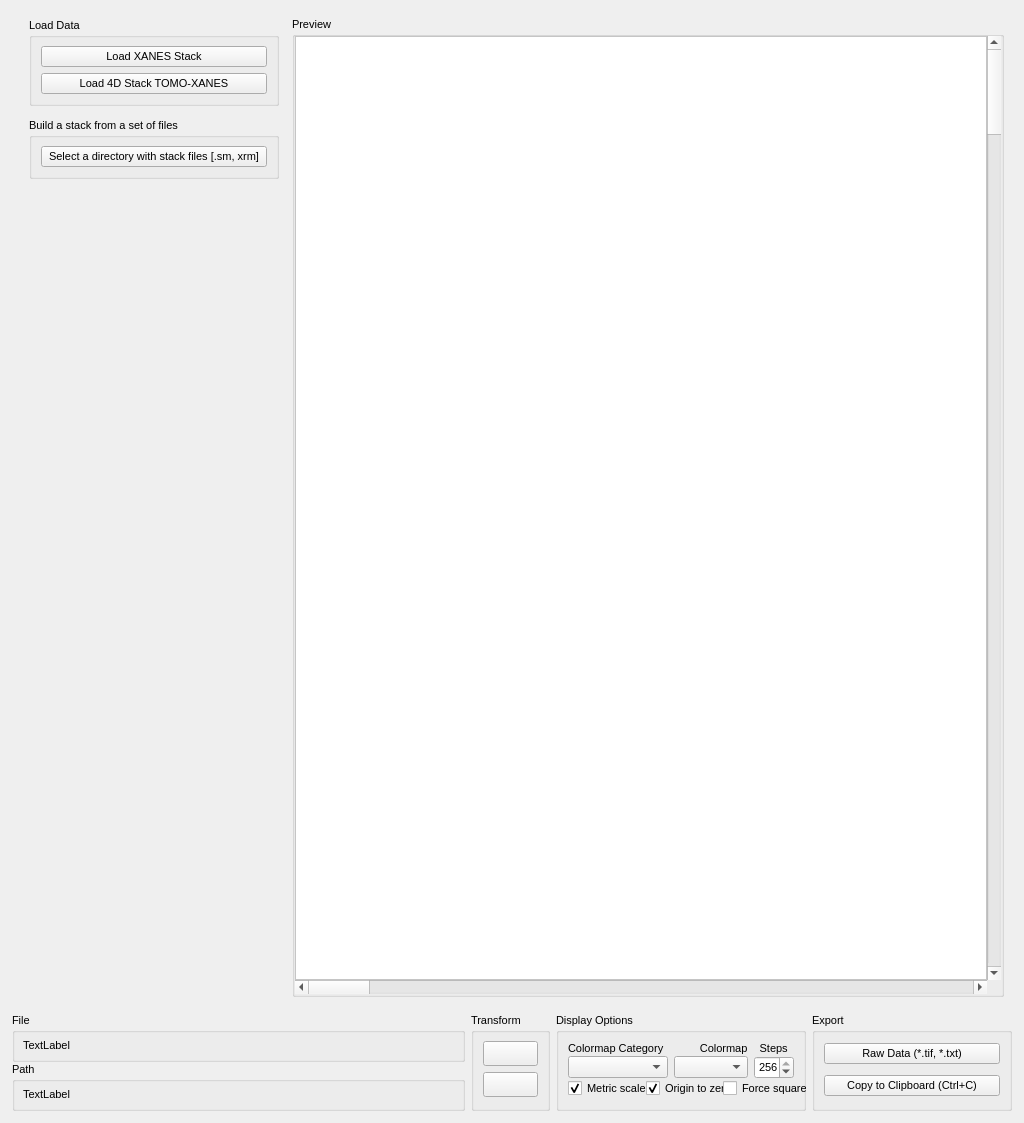
First picture: the form in mantis_xray/pageloaddata.ui, repository mlerotic/spectromicroscopy, before the edit.
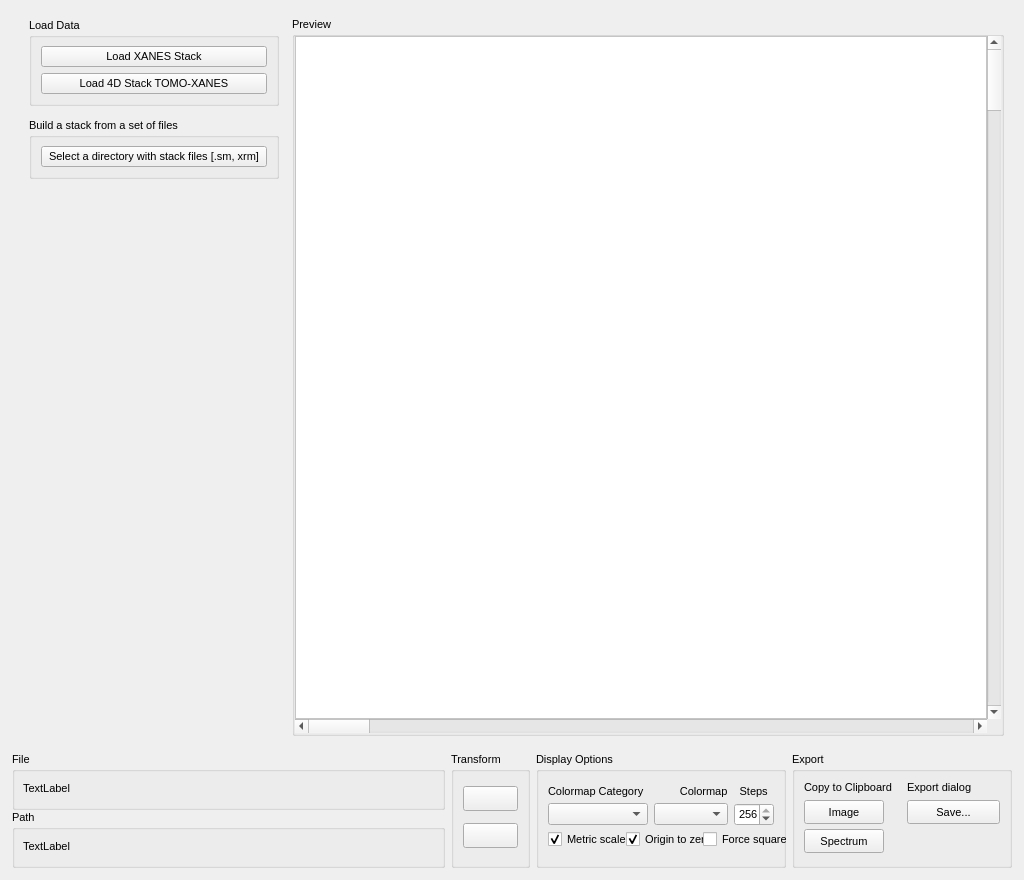
Second picture: the form after the edit. Icons and pictures are not drawn. Custom widgets are drawn as their Qt base class.

Commit message: PageStack & PageLoadData data export more concise, bugfix: 4D stack not loaded

```diff
--- a/mantis_xray/pageloaddata.ui
+++ b/mantis_xray/pageloaddata.ui
@@ -7,7 +7,7 @@
     <x>0</x>
     <y>0</y>
     <width>1024</width>
-    <height>1123</height>
+    <height>880</height>
    </rect>
   </property>
   <property name="sizePolicy">
@@ -369,7 +369,7 @@
           <property name="maximumSize">
            <size>
             <width>16777215</width>
-            <height>50</height>
+            <height>70</height>
            </size>
           </property>
           <property name="font">
@@ -430,7 +430,7 @@
           <property name="maximumSize">
            <size>
             <width>16777215</width>
-            <height>50</height>
+            <height>70</height>
            </size>
           </property>
           <property name="font">
@@ -870,14 +870,14 @@
         </property>
         <property name="minimumSize">
          <size>
-          <width>150</width>
-          <height>0</height>
+          <width>220</width>
+          <height>116</height>
          </size>
         </property>
         <property name="maximumSize">
          <size>
-          <width>200</width>
-          <height>150</height>
+          <width>220</width>
+          <height>116</height>
          </size>
         </property>
         <property name="font">
@@ -890,40 +890,123 @@
          <string>Export</string>
         </property>
         <layout class="QVBoxLayout" name="verticalLayout_10">
-         <property name="spacing">
-          <number>0</number>
-         </property>
-         <property name="topMargin">
-          <number>0</number>
-         </property>
-         <property name="bottomMargin">
-          <number>0</number>
-         </property>
          <item>
-          <widget class="QPushButton" name="pb_rawexp">
-           <property name="sizePolicy">
-            <sizepolicy hsizetype="Minimum" vsizetype="Maximum">
-             <horstretch>0</horstretch>
-             <verstretch>0</verstretch>
-            </sizepolicy>
+          <layout class="QGridLayout" name="gridLayout" rowstretch="0,0,0" columnstretch="0,0">
+           <property name="sizeConstraint">
+            <enum>QLayout::SetDefaultConstraint</enum>
            </property>
-           <property name="text">
-            <string>Raw Data (*.tif, *.txt)</string>
+           <property name="leftMargin">
+            <number>0</number>
            </property>
-          </widget>
+           <property name="horizontalSpacing">
+            <number>15</number>
+           </property>
+           <property name="verticalSpacing">
+            <number>5</number>
+           </property>
+           <item row="1" column="1">
+            <widget class="QPushButton" name="button_save">
+             <property name="minimumSize">
+              <size>
+               <width>0</width>
+               <height>24</height>
+              </size>
+             </property>
+             <property name="text">
+              <string>Save...</string>
+             </property>
+            </widget>
+           </item>
+           <item row="1" column="0">
+            <widget class="QPushButton" name="pb_copy_img">
+             <property name="enabled">
+              <bool>true</bool>
+             </property>
+             <property name="sizePolicy">
+              <sizepolicy hsizetype="Maximum" vsizetype="Maximum">
+               <horstretch>0</horstretch>
+               <verstretch>0</verstretch>
+              </sizepolicy>
+             </property>
+             <property name="minimumSize">
+              <size>
+               <width>0</width>
+               <height>24</height>
+              </size>
+             </property>
+             <property name="text">
+              <string>Image</string>
+             </property>
+             <property name="checkable">
+              <bool>false</bool>
+             </property>
+            </widget>
+           </item>
+           <item row="0" column="0">
+            <widget class="QLabel" name="label_2">
+             <property name="sizePolicy">
+              <sizepolicy hsizetype="Maximum" vsizetype="Maximum">
+               <horstretch>0</horstretch>
+               <verstretch>0</verstretch>
+              </sizepolicy>
+             </property>
+             <property name="minimumSize">
+              <size>
+               <width>0</width>
+               <height>15</height>
+              </size>
+             </property>
+             <property name="text">
+              <string>Copy to Clipboard</string>
+             </property>
+             <property name="alignment">
+              <set>Qt::AlignLeading|Qt::AlignLeft|Qt::AlignVCenter</set>
+             </property>
+            </widget>
+           </item>
+           <item row="0" column="1">
+            <widget class="QLabel" name="label_3">
+             <property name="text">
+              <string>Export dialog</string>
+             </property>
+            </widget>
+           </item>
+           <item row="2" column="0">
+            <widget class="QPushButton" name="pb_copy_specimg">
+             <property name="enabled">
+              <bool>true</bool>
+             </property>
+             <property name="sizePolicy">
+              <sizepolicy hsizetype="Maximum" vsizetype="Maximum">
+               <horstretch>0</horstretch>
+               <verstretch>0</verstretch>
+              </sizepolicy>
+             </property>
+             <property name="minimumSize">
+              <size>
+               <width>0</width>
+               <height>24</height>
+              </size>
+             </property>
+             <property name="text">
+              <string>Spectrum</string>
+             </property>
+            </widget>
+           </item>
+          </layout>
          </item>
          <item>
-          <widget class="QPushButton" name="pb_copy">
-           <property name="sizePolicy">
-            <sizepolicy hsizetype="Minimum" vsizetype="Maximum">
-             <horstretch>0</horstretch>
-             <verstretch>0</verstretch>
-            </sizepolicy>
+          <spacer name="verticalSpacer_2">
+           <property name="orientation">
+            <enum>Qt::Vertical</enum>
            </property>
-           <property name="text">
-            <string>Copy to Clipboard (Ctrl+C)</string>
+           <property name="sizeHint" stdset="0">
+            <size>
+             <width>20</width>
+             <height>40</height>
+            </size>
            </property>
-          </widget>
+          </spacer>
          </item>
         </layout>
        </widget>
```
The commit also changes 4 other files.
